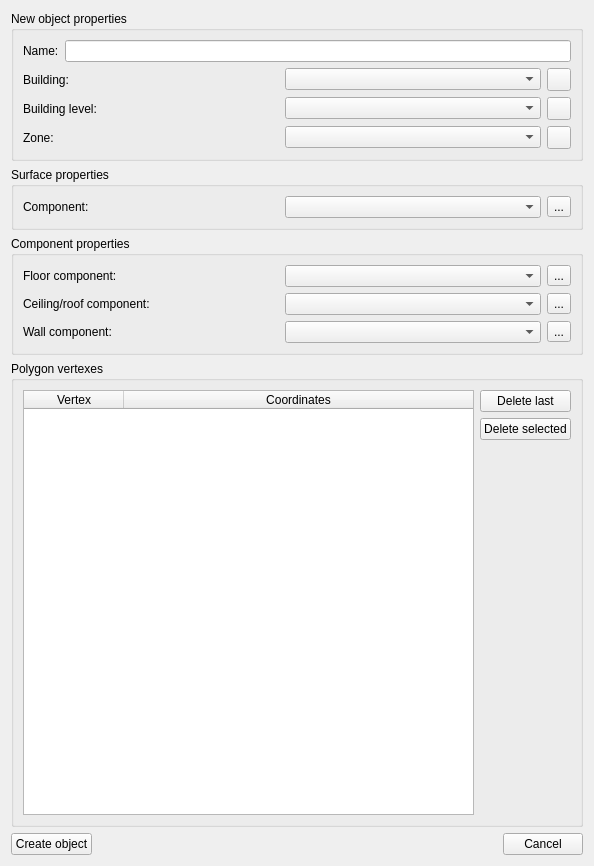
First picture: the form in SIM-VICUS/src/SVPropVertexListWidget.ui, repository ghorwin/SIM-VICUS, before the edit.
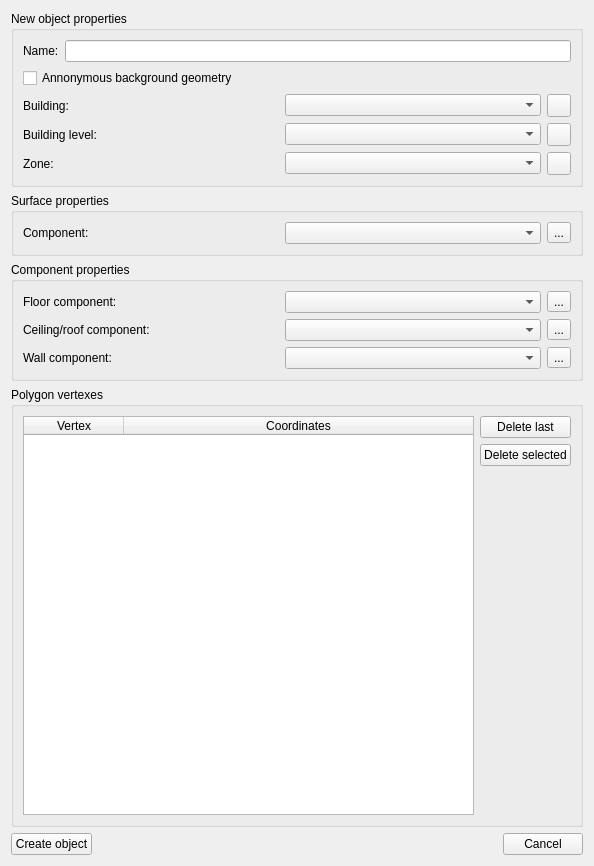
Second picture: the form after the edit. Icons and pictures are not drawn.

Commit message: Finished state handling in add vertex widget for different addible geometry types.

Patch:
```diff
--- a/SIM-VICUS/src/SVPropVertexListWidget.ui
+++ b/SIM-VICUS/src/SVPropVertexListWidget.ui
@@ -23,43 +23,25 @@
       <item row="2" column="0">
        <widget class="QLabel" name="label_3">
         <property name="text">
-         <string>Building level:</string>
+         <string>Building:</string>
         </property>
        </widget>
       </item>
-      <item row="1" column="1">
+      <item row="2" column="1">
        <widget class="QComboBox" name="comboBoxBuilding"/>
       </item>
-      <item row="3" column="1">
+      <item row="4" column="1">
        <widget class="QComboBox" name="comboBoxZone"/>
       </item>
-      <item row="2" column="1">
-       <widget class="QComboBox" name="comboBoxBuildingLevel"/>
-      </item>
-      <item row="1" column="0">
-       <widget class="QLabel" name="label_2">
-        <property name="text">
-         <string>Building:</string>
-        </property>
-       </widget>
-      </item>
-      <item row="3" column="0">
-       <widget class="QLabel" name="label_4">
+      <item row="4" column="0">
+       <widget class="QLabel" name="labelZone">
         <property name="text">
          <string>Zone:</string>
         </property>
        </widget>
       </item>
-      <item row="1" column="2">
-       <widget class="QToolButton" name="toolButtonAddBuilding">
-        <property name="icon">
-         <iconset resource="../resources/SIM-VICUS.qrc">
-          <normaloff>:/gfx/actions/24x24/plus.png</normaloff>:/gfx/actions/24x24/plus.png</iconset>
-        </property>
-       </widget>
-      </item>
       <item row="2" column="2">
-       <widget class="QToolButton" name="toolButtonAddBuildingLevel">
+       <widget class="QToolButton" name="toolButtonAddBuilding">
         <property name="icon">
          <iconset resource="../resources/SIM-VICUS.qrc">
           <normaloff>:/gfx/actions/24x24/plus.png</normaloff>:/gfx/actions/24x24/plus.png</iconset>
@@ -67,6 +49,14 @@
        </widget>
       </item>
       <item row="3" column="2">
+       <widget class="QToolButton" name="toolButtonAddBuildingLevel">
+        <property name="icon">
+         <iconset resource="../resources/SIM-VICUS.qrc">
+          <normaloff>:/gfx/actions/24x24/plus.png</normaloff>:/gfx/actions/24x24/plus.png</iconset>
+        </property>
+       </widget>
+      </item>
+      <item row="4" column="2">
        <widget class="QToolButton" name="toolButtonAddZone">
         <property name="icon">
          <iconset resource="../resources/SIM-VICUS.qrc">
@@ -88,6 +78,23 @@
         </item>
        </layout>
       </item>
+      <item row="3" column="0">
+       <widget class="QLabel" name="labelBuildingLevel">
+        <property name="text">
+         <string>Building level:</string>
+        </property>
+       </widget>
+      </item>
+      <item row="3" column="1">
+       <widget class="QComboBox" name="comboBoxBuildingLevel"/>
+      </item>
+      <item row="1" column="0" colspan="3">
+       <widget class="QCheckBox" name="checkBoxAnnonymousGeometry">
+        <property name="text">
+         <string>Annonymous background geometry</string>
+        </property>
+       </widget>
+      </item>
      </layout>
     </widget>
    </item>
```
Left out of the diff: 2 changed lines with no effect on the pictures. The commit also changes 2 other files.
